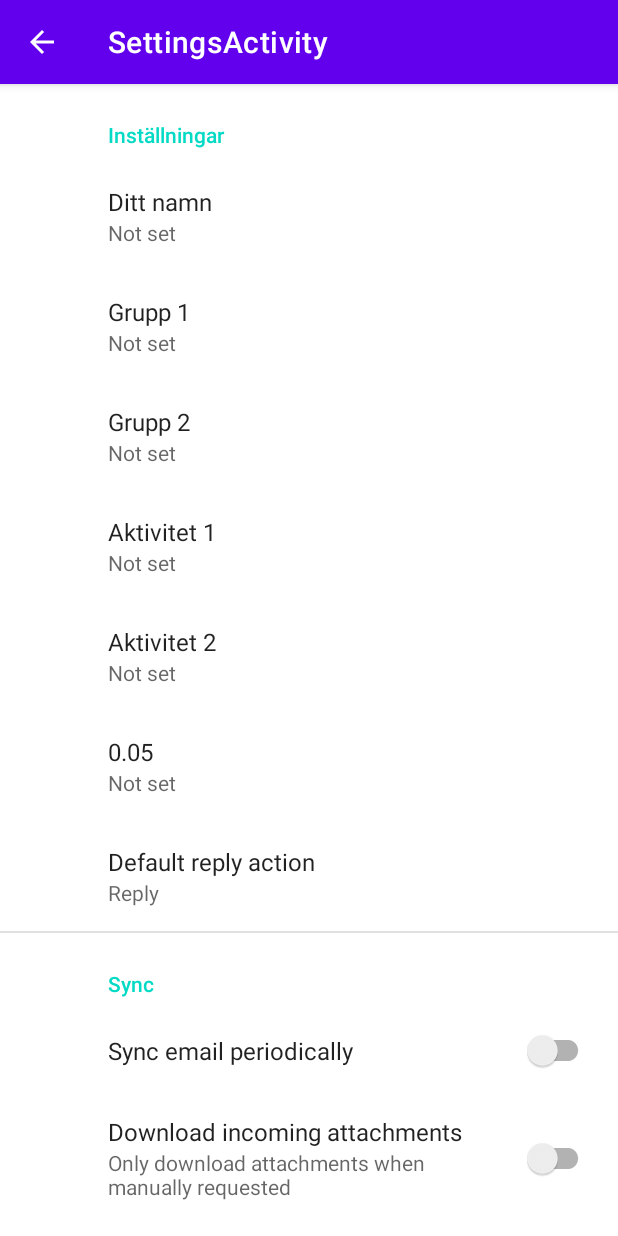
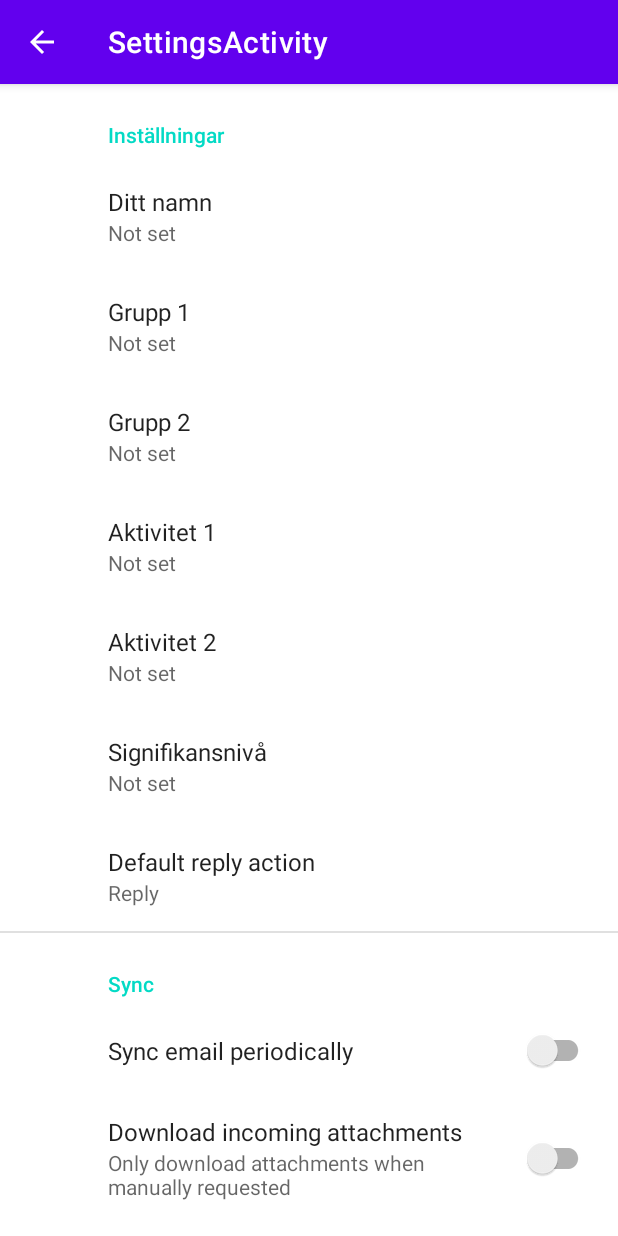
Before and after one commit to attelah/sos22-2-signifikans, an Android app: the SettingsActivity screen opened directly, with no data from a screen before it, on a phone screen of 412 x 824 dp. Run offline under Robolectric (Android 15) with nearby library versions, the phone set to English and light mode, and no system bars; our stand-ins replace androidx.preference.

Commit message:
fixade buggar

```diff
--- a/app/src/main/res/xml/root_preferences.xml
+++ b/app/src/main/res/xml/root_preferences.xml
@@ -29,7 +29,7 @@
 
         <EditTextPreference
             app:key="Signifikansnivå"
-            app:title="0.05"
+            app:title="Signifikansnivå"
             app:useSimpleSummaryProvider="true" />
 
 
```
Also changed, not shown: app/src/main/java/fi/arcada/projekt_chi2/MainActivity.java (+5 -3 lines).
